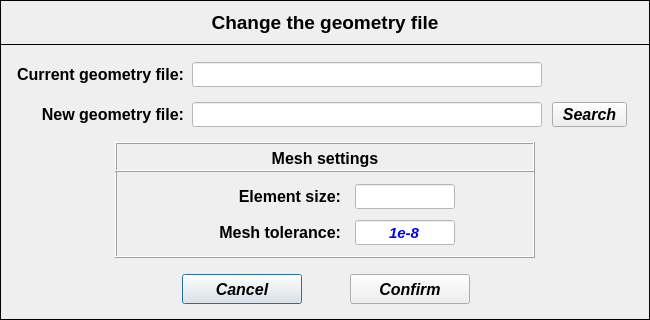
Old version of the form pulse/interface/data/ui_files/project/set_geometry_file.ui in the repository open-pulse/OpenPulse.
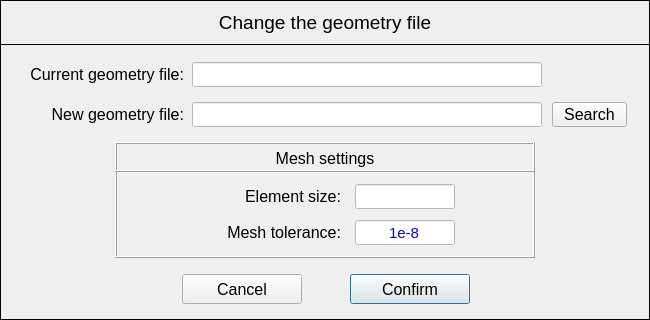
New version of the form.

Diff of the .ui file:
```diff
--- a/pulse/interface/data/ui_files/project/set_geometry_file.ui
+++ b/pulse/interface/data/ui_files/project/set_geometry_file.ui
@@ -46,6 +46,13 @@
      <height>320</height>
     </size>
    </property>
+   <property name="font">
+    <font>
+     <weight>50</weight>
+     <italic>false</italic>
+     <bold>false</bold>
+    </font>
+   </property>
    <property name="frameShape">
     <enum>QFrame::Box</enum>
    </property>
@@ -78,11 +85,10 @@
     </property>
     <property name="font">
      <font>
-      <family>Arial</family>
       <pointsize>14</pointsize>
-      <weight>75</weight>
+      <weight>50</weight>
       <italic>false</italic>
-      <bold>true</bold>
+      <bold>false</bold>
      </font>
     </property>
     <property name="frameShape">
@@ -118,11 +124,10 @@
     </property>
     <property name="font">
      <font>
-      <family>Arial</family>
       <pointsize>12</pointsize>
-      <weight>75</weight>
+      <weight>50</weight>
       <italic>false</italic>
-      <bold>true</bold>
+      <bold>false</bold>
      </font>
     </property>
     <property name="text">
@@ -208,11 +213,10 @@
     </property>
     <property name="font">
      <font>
-      <family>Arial</family>
       <pointsize>12</pointsize>
-      <weight>75</weight>
-      <italic>true</italic>
-      <bold>true</bold>
+      <weight>50</weight>
+      <italic>false</italic>
+      <bold>false</bold>
      </font>
     </property>
     <property name="text">
@@ -283,11 +287,10 @@
     </property>
     <property name="font">
      <font>
-      <family>Arial</family>
       <pointsize>12</pointsize>
-      <weight>75</weight>
+      <weight>50</weight>
       <italic>false</italic>
-      <bold>true</bold>
+      <bold>false</bold>
      </font>
     </property>
     <property name="text">
@@ -320,16 +323,18 @@
     </property>
     <property name="font">
      <font>
-      <family>Arial</family>
       <pointsize>12</pointsize>
-      <weight>75</weight>
-      <italic>true</italic>
-      <bold>true</bold>
+      <weight>50</weight>
+      <italic>false</italic>
+      <bold>false</bold>
      </font>
     </property>
     <property name="text">
      <string>Cancel</string>
     </property>
+    <property name="autoDefault">
+     <bool>false</bool>
+    </property>
    </widget>
    <widget class="QPushButton" name="pushButton_confirm">
     <property name="geometry">
@@ -354,16 +359,21 @@
     </property>
     <property name="font">
      <font>
-      <family>Arial</family>
       <pointsize>12</pointsize>
-      <weight>75</weight>
-      <italic>true</italic>
-      <bold>true</bold>
+      <weight>50</weight>
+      <italic>false</italic>
+      <bold>false</bold>
      </font>
     </property>
     <property name="text">
      <string>Confirm</string>
     </property>
+    <property name="autoDefault">
+     <bool>false</bool>
+    </property>
+    <property name="default">
+     <bool>true</bool>
+    </property>
    </widget>
    <widget class="QFrame" name="frame_2">
     <property name="geometry">
@@ -386,6 +396,13 @@
       <height>88</height>
      </size>
     </property>
+    <property name="font">
+     <font>
+      <weight>50</weight>
+      <italic>false</italic>
+      <bold>false</bold>
+     </font>
+    </property>
     <property name="frameShape">
      <enum>QFrame::Box</enum>
     </property>
@@ -456,11 +473,10 @@
      </property>
      <property name="font">
       <font>
-       <family>Arial</family>
        <pointsize>12</pointsize>
-       <weight>75</weight>
+       <weight>50</weight>
        <italic>false</italic>
-       <bold>true</bold>
+       <bold>false</bold>
       </font>
      </property>
      <property name="text">
@@ -496,11 +512,10 @@
      </property>
      <property name="font">
       <font>
-       <family>Arial</family>
        <pointsize>11</pointsize>
-       <weight>75</weight>
-       <italic>true</italic>
-       <bold>true</bold>
+       <weight>50</weight>
+       <italic>false</italic>
+       <bold>false</bold>
       </font>
      </property>
      <property name="styleSheet">
@@ -537,11 +552,10 @@
      </property>
      <property name="font">
       <font>
-       <family>Arial</family>
        <pointsize>12</pointsize>
-       <weight>75</weight>
+       <weight>50</weight>
        <italic>false</italic>
-       <bold>true</bold>
+       <bold>false</bold>
       </font>
      </property>
      <property name="text">
@@ -573,6 +587,13 @@
       <height>30</height>
      </size>
     </property>
+    <property name="font">
+     <font>
+      <weight>50</weight>
+      <italic>false</italic>
+      <bold>false</bold>
+     </font>
+    </property>
     <property name="frameShape">
      <enum>QFrame::Box</enum>
     </property>
@@ -602,11 +623,10 @@
      </property>
      <property name="font">
       <font>
-       <family>Arial</family>
        <pointsize>12</pointsize>
-       <weight>75</weight>
+       <weight>50</weight>
        <italic>false</italic>
-       <bold>true</bold>
+       <bold>false</bold>
       </font>
      </property>
      <property name="text">
```
Left out of the diff: 22 changed lines with no effect on the pictures.
